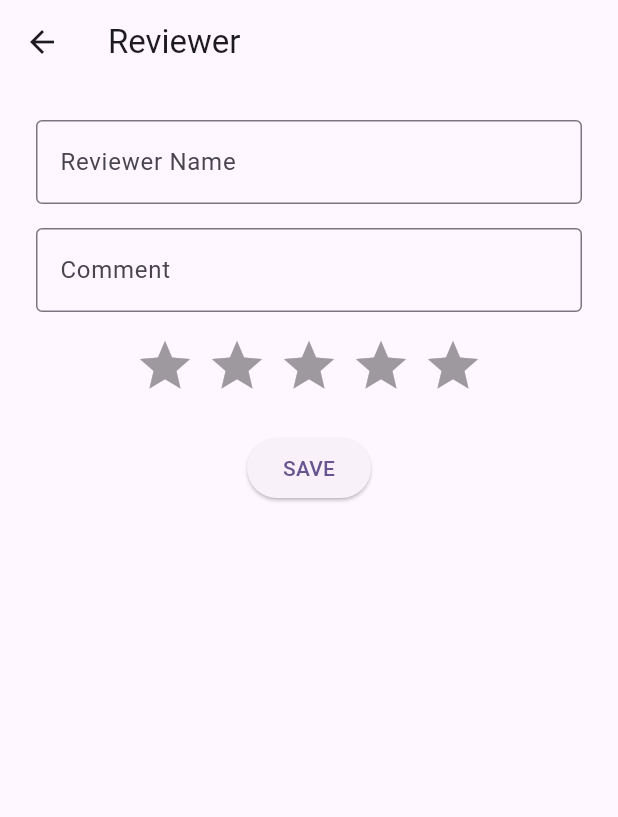
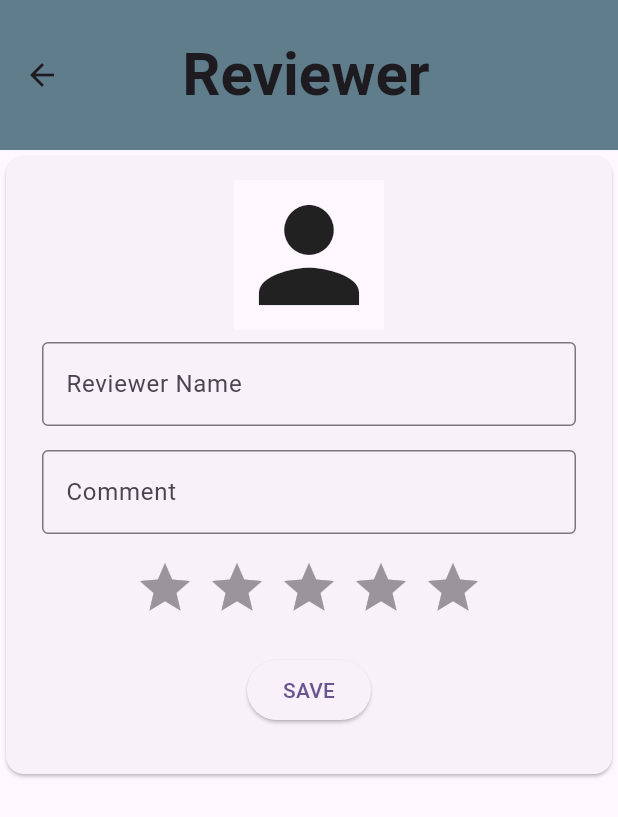
Before and after one commit to palm45/HotelApp_630710332, a Flutter app: the ReviewHotelPage screen opened directly, after a tap on the "add" icon, on a phone screen of 412 x 824 dp. Shown: the top 817 px of the screen. Run offline on Flutter 3.47's test engine with Material 2 defaults, Android fonts, the phone set to English and light mode, and no system bars; drawn by our look-alikes of flutter_rating_bar; our stand-ins replace dio; network calls fail.

Commit message:
Lots of change Done

```diff
--- a/assets/data/db.json
+++ b/assets/data/db.json
@@ -35,6 +35,12 @@
       "name": "Knight",
       "rating": 2.5,
       "review": "รออาหารนานเกิน อ๊ากกกกกกกกกกกกกกกกกก ไปที่อื่นดีกว่าา"
+    },
+    {
+      "name": "PA",
+      "rating": 2.5,
+      "review": "55555555 เยี่ยม",
+      "id": 7
     }
   ]
 }
--- a/lib/repositories/hotel_repository.dart
+++ b/lib/repositories/hotel_repository.dart
@@ -19,8 +19,7 @@ class HotelRepository {
 
   Future<void> addReview({required String name, required double rating, required String review}) async {
     try {
-      var result = await ApiCaller()
-          .post('reviews', params: {'name': name, 'rating': rating, 'review': review});
+      await ApiCaller().post('reviews', params: {'name': name, 'rating': rating, 'review': review});
     } catch (e) {
       // TODO:
       rethrow;
--- a/lib/screens/home/add_reviews.dart
+++ b/lib/screens/home/add_reviews.dart
@@ -52,6 +52,8 @@ class _AddToiletPageState extends State<AddHotelPage> {
 
   @override
   Widget build(BuildContext context) {
+    var colorScheme = Theme.of(context).colorScheme;
+
     buildLoadingOverlay() => Container(
         color: Colors.black.withOpacity(0.2),
         child: Center(child: CircularProgressIndicator()));
@@ -63,10 +65,25 @@ class _AddToiletPageState extends State<AddHotelPage> {
     }
 
     buildForm() => SingleChildScrollView(
+        child: Card(
           child: Container(
               padding: EdgeInsets.all(16.0),
               child: Column(
                 children: [
+                  Center(
+                      child: Container(
+                        decoration: BoxDecoration(
+                          shape: BoxShape.rectangle,
+                          color: colorScheme.background,
+                        ),
+                        height: 100,
+                        width: 100,
+                        child: Icon(
+                          Icons.person,
+                          size: 100,
+                        ),
+                      )
+                  ),
                   Padding(
                     padding: const EdgeInsets.all(8.0),
                     child: TextField(
@@ -116,10 +133,29 @@ class _AddToiletPageState extends State<AddHotelPage> {
                         child: Text('SAVE'),
                       ))
                 ],
-            )));
+              )),
+        ));
 
     return Scaffold(
-        appBar: AppBar(title: Text('Reviewer')),
+        appBar: AppBar(
+            backgroundColor: Colors.blueGrey,
+            toolbarHeight: 100,
+            title: Row(
+              mainAxisAlignment: MainAxisAlignment.center,
+              children: [
+                Padding(
+                  padding: const EdgeInsets.only(right: 60),
+                  child: Text(
+                    'Reviewer',
+                    style: TextStyle(
+                        fontSize: 40,
+                        fontWeight: FontWeight.bold
+                    ),
+                  ),
+                ),
+              ],
+            )
+        ),
         body: Stack(
           children: [
             buildForm(),
--- a/lib/screens/home/review_list_item.dart
+++ b/lib/screens/home/review_list_item.dart
@@ -64,7 +64,7 @@ class ReviewsListItem extends StatelessWidget {
                         Padding(
                           padding: const EdgeInsets.only(left: 70),
                           child: Container(
-                            width: MediaQuery.of(context).size.width*0.4,
+                            width: MediaQuery.of(context).size.width*0.6,
                             child: Text(
                               'Review : ${reviewlist.review.toString()}',
 
--- a/lib/screens/home/reviewhotel.dart
+++ b/lib/screens/home/reviewhotel.dart
@@ -88,11 +88,14 @@ class _ReviewHotelPageState extends State<ReviewHotelPage> {
         title: Row(
           mainAxisAlignment: MainAxisAlignment.center,
           children: [
-            Text(
-              'Review',
-              style: TextStyle(
-                fontSize: 50,
-                fontWeight: FontWeight.bold
+            Padding(
+              padding: const EdgeInsets.only(right: 60),
+              child: Text(
+                'Review',
+                style: TextStyle(
+                  fontSize: 40,
+                  fontWeight: FontWeight.bold
+                ),
               ),
             ),
           ],
--- a/pubspec.yaml
+++ b/pubspec.yaml
@@ -63,7 +63,8 @@ flutter:
   assets:
     - assets/images/icon_hotel.png
     - assets/images/pexels-pixabay.jpg
-    - assets/data/
+    - assets/images/backgroundpastel.jpg
+    - assets/images/hotel.jpg
 
   # An image asset can refer to one or more resolution-specific "variants", see
   # https://flutter.dev/assets-and-images/#resolution-aware
```
Also changed, not shown: lib/screens/home/detail_hotel.dart (+36 -4 lines), lib/screens/home/home_page.dart (+10 -6 lines), assets/images/backgroundpastel.jpg (added), assets/images/hotel.jpg (added). Lines whose indentation alone changed are shown as unchanged.
